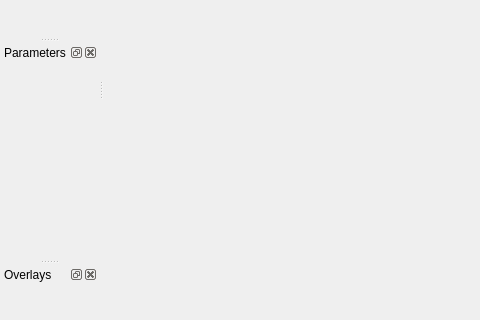
Fluorescence-Tools/ndxplorer, file ndxplorer/plot_main.ui: the form before one commit; both pictures show x 0 to 480 and y 216 to 536 of the 922 by 620 pixel window.
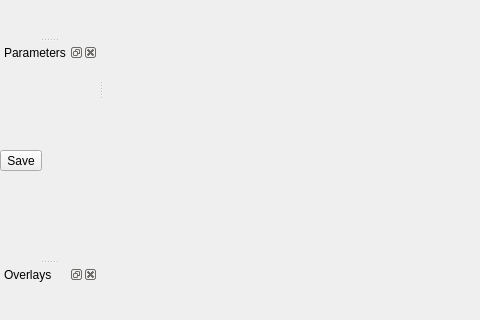
The form after the commit. Icons and pictures are not drawn.

Commit message:
Add parameter saving functionality and burst ID processing workflows.
- Enable user to save parameters to a JSON file via new "Save" button.
- Enhance burst ID exporting process with histogram configuration and setup detection.
- Improve integration with ChiSurf's MicrotimeHistogram plugin.

```diff
--- a/ndxplorer/plot_main.ui
+++ b/ndxplorer/plot_main.ui
@@ -624,6 +624,13 @@
        <property name="spacing">
         <number>0</number>
        </property>
+       <item>
+        <widget class="QToolButton" name="toolButton_parameter_save">
+         <property name="text">
+          <string>Save</string>
+         </property>
+        </widget>
+       </item>
       </layout>
      </item>
     </layout>
```
The commit also changes 1 other file.
